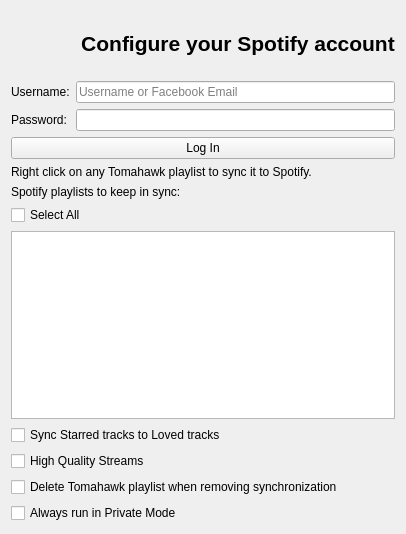
tomahawk-player/tomahawk, file src/libtomahawk/accounts/spotify/SpotifyAccountConfig.ui: the form before one commit.
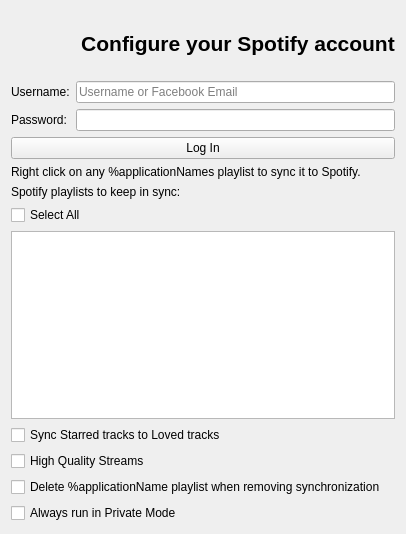
The form after the commit. Icons and pictures are not drawn.

What changed in the file:
```diff
--- a/src/libtomahawk/accounts/spotify/SpotifyAccountConfig.ui
+++ b/src/libtomahawk/accounts/spotify/SpotifyAccountConfig.ui
@@ -133,7 +133,7 @@
    <item>
     <widget class="QLabel" name="label">
      <property name="text">
-      <string>Right click on any Tomahawk playlist to sync it to Spotify.</string>
+      <string>Right click on any %applicationNames playlist to sync it to Spotify.</string>
      </property>
      <property name="margin">
       <number>0</number>
@@ -186,7 +186,7 @@
    <item>
     <widget class="QCheckBox" name="deleteOnUnsync">
      <property name="text">
-      <string>Delete Tomahawk playlist when removing synchronization</string>
+      <string>Delete %applicationName playlist when removing synchronization</string>
      </property>
     </widget>
    </item>
```
